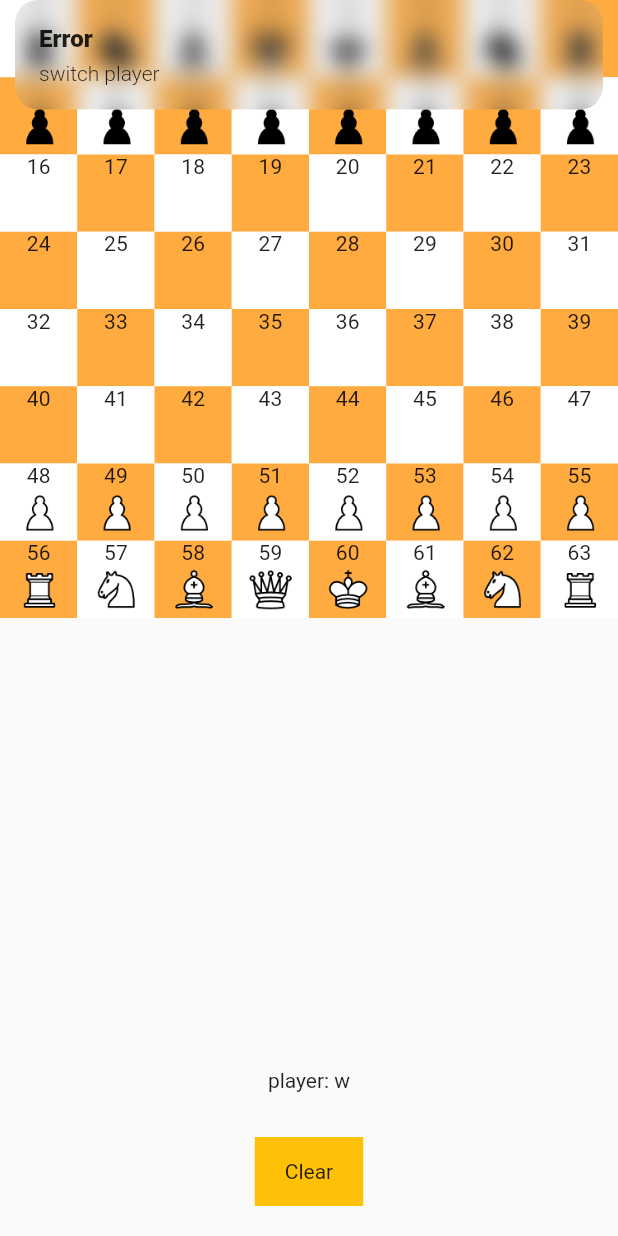
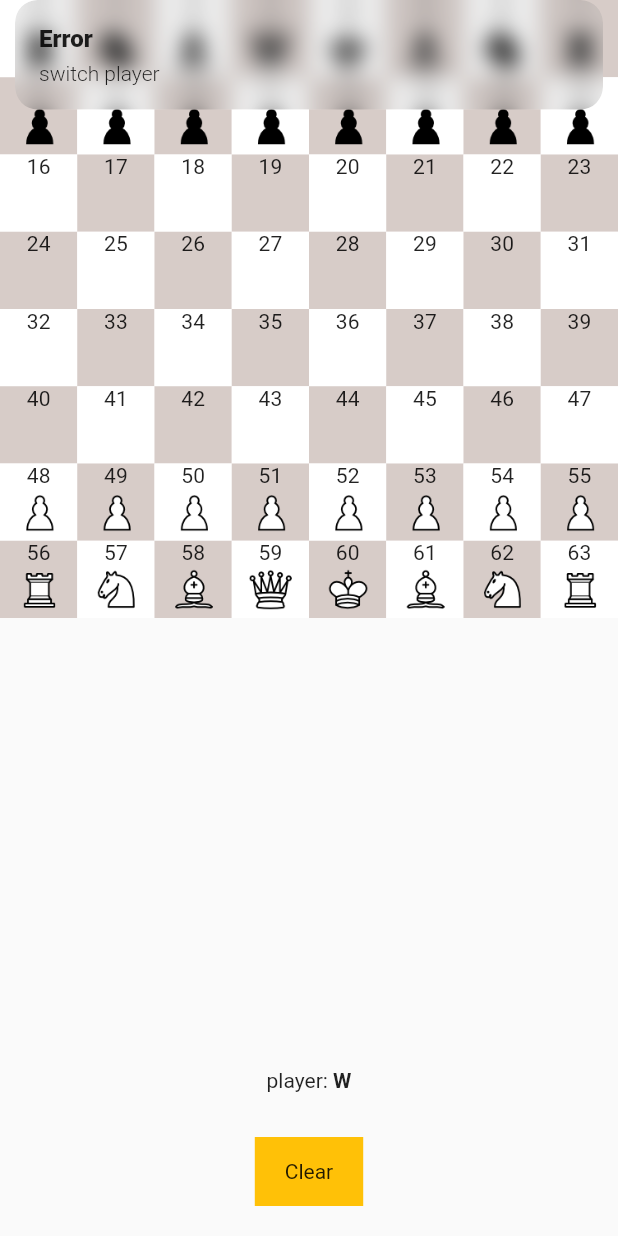
Before and after one commit to MoSala95/chess_game_flutter, a Flutter app: the screen it shows after launch, after a tap on an icon or button, on a phone screen of 412 x 824 dp. Run offline on Flutter 3.47's test engine with Material 2 defaults, Android fonts, the phone set to English and light mode, and no system bars; our stand-ins replace get.

```diff
--- a/lib/controllers/game_controller.dart
+++ b/lib/controllers/game_controller.dart
@@ -9,9 +9,9 @@ class GameController extends GetxController {
   late Army lastArmy = blackArmy;
 
   setCurrentSelection(ISoldier newItem) {
-    //
+    print("-----------setCurrentSelection");
     int newIndex = newItem.position;
-    currentArmy = newItem.color == "w" ? whiteArmy : blackArmy;
+    // currentArmy = newItem.color == "w" ? whiteArmy : blackArmy;
     // int? _indexFoundInWightArmy = whiteArmy.allSoldiers
     //     .indexWhere((ISoldier solider) => solider.position == newIndex);
     // int? _indexFoundInBlackArmy = blackArmy.allSoldiers
@@ -19,6 +19,11 @@ class GameController extends GetxController {
 
     // if (_indexFoundInWightArmy == -1 && _indexFoundInBlackArmy == -1) {
     // }
+
+    if (newItem.color == lastArmy.color &&
+        currentArmy.currentSelection == null) {
+      Get.snackbar('Error', 'switch player');
+    } else {
       if (currentArmy.currentSelection != null) {
         bool canAttack =
             currentArmy.currentSelection!.attack(attackedSoldier: newItem);
@@ -48,26 +53,32 @@ class GameController extends GetxController {
           update();
           print("remove");
         } else {
-        _updateCurrentSelection(newItem);
+          currentArmy.currentSelection = newItem;
+          update();
         }
       } else {
-      _updateCurrentSelection(newItem);
+        currentArmy.currentSelection = newItem;
+        update();
+      }
     }
   }
 
-  _updateCurrentSelection(newItem) {
-    print(
-        "lastArmy: ${lastArmy.color} - currentArmy: ${currentArmy.color} - newItem color: ${newItem.color}");
-    if (lastArmy.color != currentArmy.color) {
-      currentArmy.currentSelection = newItem;
-      lastArmy = currentArmy.color == "w" ? blackArmy : whiteArmy;
-      update();
-    } else {
-      Get.snackbar('Error', 'switch player');
-    }
-  }
+  // _updateCurrentSelection(newItem) {
+  //   print("-----_updateCurrentSelection");
+  //   print(
+  //       "lastArmy: ${lastArmy.color} - currentArmy: ${currentArmy.color} - newItem color: ${newItem.color}");
+  //   if (lastArmy.color != currentArmy.color) {
+  //     currentArmy.currentSelection = newItem;
+  //     // lastArmy = currentArmy.color == "w" ? blackArmy : whiteArmy;
+  //     update();
+  //   } else {
+  //     Get.snackbar('Error', 'switch player');
+  //   }
+  // }
 
   moveToEmptyCell(int newIndex) {
+    print("----------moveToEmptyCell");
+
     if (currentArmy.currentSelection != null) {
       bool canMove = currentArmy.currentSelection!.move(
           currentIndex: currentArmy.currentSelection!.position,
--- a/lib/main.dart
+++ b/lib/main.dart
@@ -13,6 +13,7 @@ class MyApp extends StatelessWidget {
   Widget build(BuildContext context) {
     return GetMaterialApp(
       title: 'Chess Game',
+      debugShowCheckedModeBanner: false,
       theme: ThemeData(
         primarySwatch: Colors.blue,
       ),
@@ -33,11 +34,11 @@ class MyHomePage extends StatelessWidget {
       if (isIndexEven == true) {
         return Colors.white;
       } else if (isIndexEven == false) {
-        return Colors.orangeAccent;
+        return Colors.brown.shade100;
       }
     } else {
       if (isIndexEven == true) {
-        return Colors.orangeAccent;
+        return Colors.brown.shade100;
       } else if (isIndexEven == false) {
         return Colors.white;
       }
@@ -105,7 +106,16 @@ class MyHomePage extends StatelessWidget {
             ),
             Container(
                 padding: EdgeInsets.symmetric(vertical: 30.0),
-                child: Text("player: ${gameController.currentArmy.color}")),
+                child: Row(
+                  mainAxisAlignment: MainAxisAlignment.center,
+                  children: [
+                    Text("player: "),
+                    Text(
+                      "${gameController.currentArmy.color.capitalize}",
+                      style: TextStyle(fontWeight: FontWeight.bold),
+                    )
+                  ],
+                )),
             InkWell(
               onTap: () => gameController.clear(),
               child: Container(
--- a/lib/soldiers/King.dart
+++ b/lib/soldiers/King.dart
@@ -1,17 +1,20 @@
 import 'I_slodier.dart';
 
-class King extends ISoldier{
-  King({required int position,required String color,required int id}){
-    this.imagePath="${King}_$color";
-    this.position=position;
-    this.id=id;
+class King extends ISoldier {
+  King({required int position, required String color, required int id}) {
+    this.imagePath = "${King}_$color";
+    this.position = position;
+    this.id = id;
     this.color = color;
   }
 
   @override
   bool move({required int currentIndex, required int newIndex}) {
-    // TODO: implement move
-    throw UnimplementedError();
+    if ((currentIndex - newIndex).abs() == 1 ||
+        (currentIndex - newIndex).abs() == 8) {
+      return true;
+    }
+    return false;
   }
 
   @override
@@ -19,8 +22,4 @@ class King extends ISoldier{
     // TODO: implement attack
     throw UnimplementedError();
   }
-
-
-
-
 }
```
Lines whose indentation alone changed are shown as unchanged.
